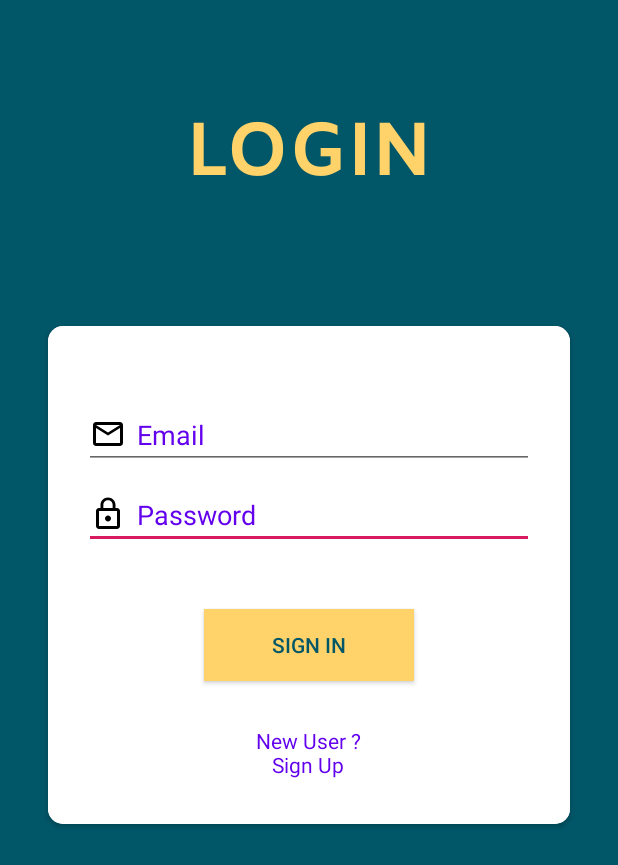
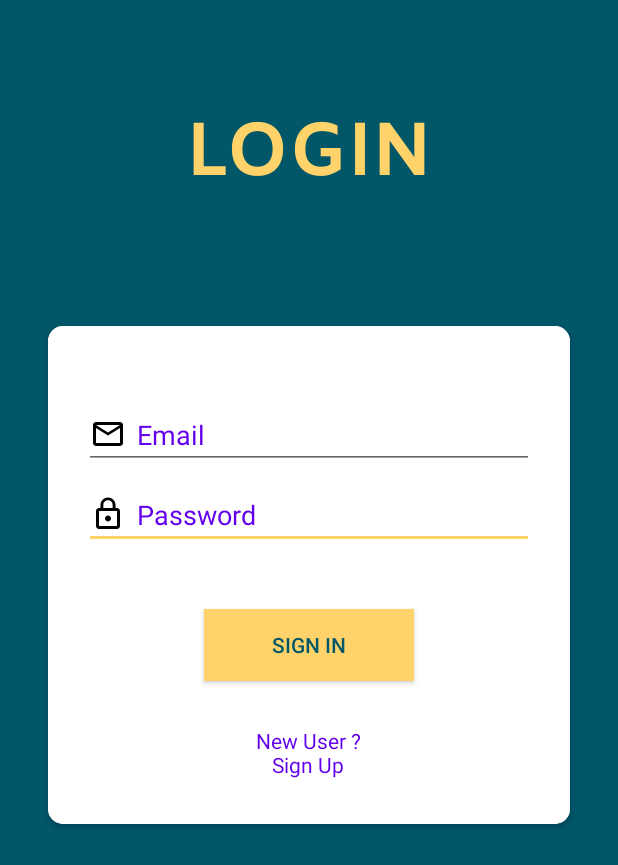
Before and after one commit to blackmamba1997/MovieRecommendation, an Android app: the screen it shows after launch (LoginActivity), on a phone screen of 412 x 824 dp. Shown: the top 865 px of the screen. Run offline under Robolectric (Android 15) with nearby library versions, the phone set to English and light mode, and no system bars; our stand-ins replace Firebase (no records; nobody signed in at launch, a user with empty details on screens opened directly).

Commit message:
Added search in ui and update of previous xml layout

```diff
--- /dev/null
+++ b/app/src/main/res/drawable/ic_search_black_24dp.xml
@@ -0,0 +1,5 @@
+<vector android:height="24dp" android:tint="#FFD369"
+    android:viewportHeight="24.0" android:viewportWidth="24.0"
+    android:width="24dp" xmlns:android="http://schemas.android.com/apk/res/android">
+    <path android:fillColor="#FF000000" android:pathData="M15.5,14h-0.79l-0.28,-0.27C15.41,12.59 16,11.11 16,9.5 16,5.91 13.09,3 9.5,3S3,5.91 3,9.5 5.91,16 9.5,16c1.61,0 3.09,-0.59 4.23,-1.57l0.27,0.28v0.79l5,4.99L20.49,19l-4.99,-5zM9.5,14C7.01,14 5,11.99 5,9.5S7.01,5 9.5,5 14,7.01 14,9.5 11.99,14 9.5,14z"/>
+</vector>
--- a/app/src/main/res/layout/activity_login.xml
+++ b/app/src/main/res/layout/activity_login.xml
@@ -96,17 +96,11 @@
                 android:id="@+id/loading"
                 android:layout_width="wrap_content"
                 android:layout_height="wrap_content"
-                android:layout_gravity="center"
-                android:layout_marginStart="32dp"
-                android:layout_marginTop="64dp"
-                android:layout_marginEnd="32dp"
-                android:layout_marginBottom="64dp"
-                android:visibility="gone"
-                app:layout_constraintBottom_toBottomOf="parent"
-                app:layout_constraintEnd_toEndOf="@+id/password"
-                app:layout_constraintStart_toStartOf="@+id/password"
-                app:layout_constraintTop_toTopOf="parent"
-                app:layout_constraintVertical_bias="0.3" />
+                android:layout_marginTop="40dp"
+                android:layout_below="@id/password"
+                android:layout_centerHorizontal="true"
+                android:backgroundTint="#ffd369"
+                android:visibility="gone"/>
 
         </RelativeLayout>
     </androidx.cardview.widget.CardView>
--- a/app/src/main/res/layout/activity_register.xml
+++ b/app/src/main/res/layout/activity_register.xml
@@ -101,6 +101,7 @@
                 android:layout_centerHorizontal="true"
                 android:layout_gravity="center"
                 android:layout_marginStart="32dp"
+                android:backgroundTint="#ffd369"
                 android:layout_marginTop="40dp"
                 android:layout_marginEnd="32dp"
                 android:layout_marginBottom="64dp"
--- a/app/src/main/res/menu/toolbar_menu.xml
+++ b/app/src/main/res/menu/toolbar_menu.xml
@@ -12,5 +12,10 @@
         app:showAsAction="never"
         android:title="Log Out">
     </item>
+    <item
+        android:id="@+id/action_search"
+        app:showAsAction="always"
+        android:icon="@drawable/ic_search_black_24dp"
+        android:title="Search"/>
 
 </menu>
--- a/app/src/main/res/values/colors.xml
+++ b/app/src/main/res/values/colors.xml
@@ -1,6 +1,6 @@
 <?xml version="1.0" encoding="utf-8"?>
 <resources>
-    <color name="colorPrimary">#008577</color>
-    <color name="colorPrimaryDark">#00574B</color>
-    <color name="colorAccent">#D81B60</color>
+    <color name="colorPrimary">#35495e</color>
+    <color name="colorPrimaryDark">#003f5c</color>
+    <color name="colorAccent">#ffd369</color>
 </resources>
--- /dev/null
+++ b/app/src/main/res/xml/searchable.xml
@@ -0,0 +1,5 @@
+<?xml version="1.0" encoding="utf-8"?>
+<searchable xmlns:android="http://schemas.android.com/apk/res/android"
+    android:label="hello"
+    android:hint="search here" >
+</searchable>
```
Also changed, not shown: app/src/main/AndroidManifest.xml (+13 -1 lines), app/src/main/java/com/example/movierecommendation/activity/LoginActivity.java (+7 -2 lines), app/src/main/java/com/example/movierecommendation/activity/MovieActivity.java (+76 -20 lines), app/src/main/java/com/example/movierecommendation/activity/SearchableActivity.java (added, +16 -0 lines), app/src/main/res/layout/activity_movie.xml (+28 -4 lines), app/src/main/res/layout/activity_searchable.xml (added, +9 -0 lines).
